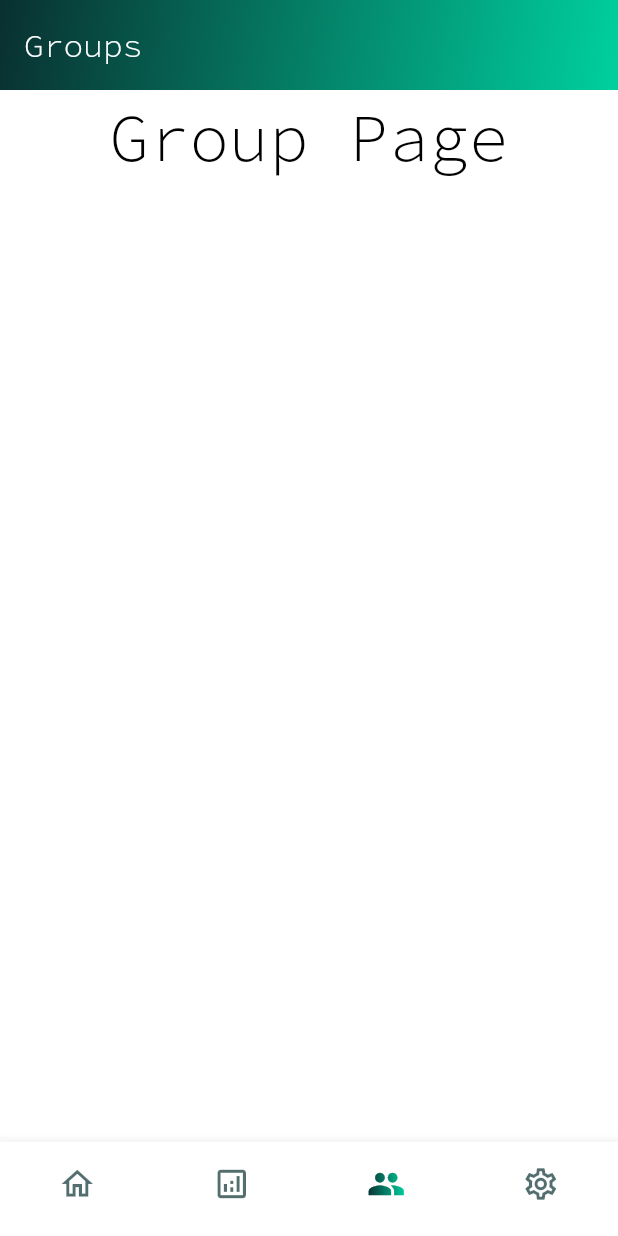
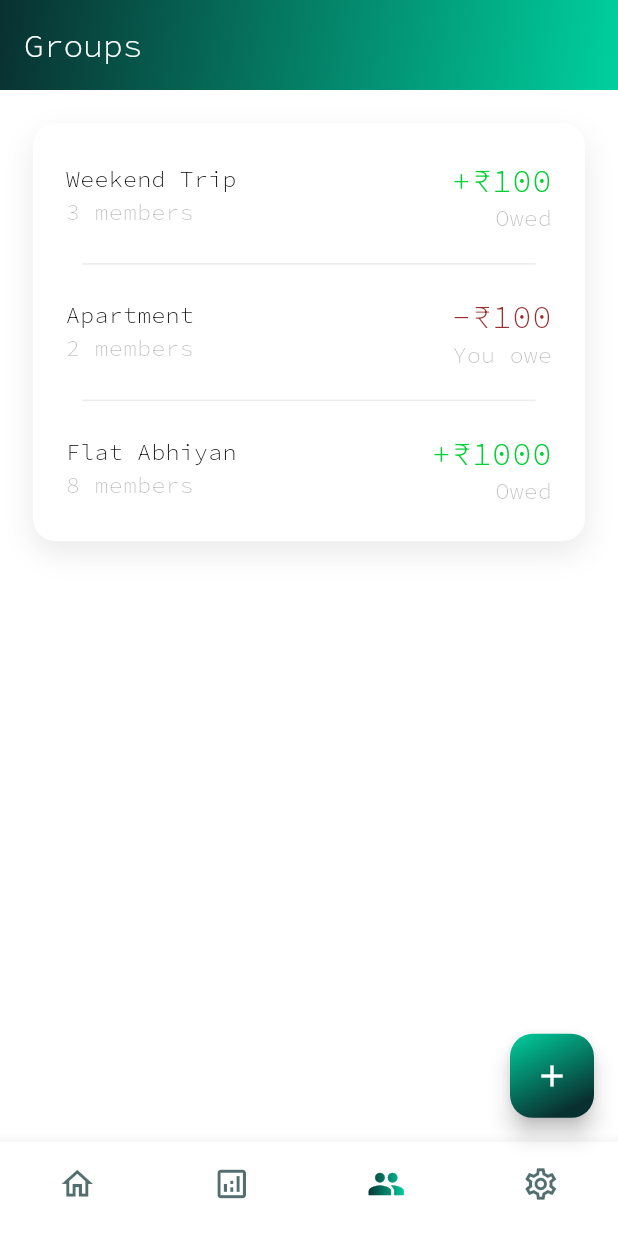
Before and after one commit to Datrix001/FinWise-, a Flutter app: the screen it shows once a user with an empty profile is signed in, item 3 of the bottom bar chosen, on a phone screen of 412 x 824 dp. Run offline on Flutter 3.47's test engine with Material 3 defaults, Android fonts, the phone set to English and light mode, and no system bars; our stand-ins replace flutter_bloc, flutter_dotenv, flutter_screenutil, flutter_svg, get_it, go_router and 2 more; accounts and stored records are empty.

Commit message:
Added Group Screen

```diff
--- a/lib/features/group/presentation/screens/group_screen.dart
+++ b/lib/features/group/presentation/screens/group_screen.dart
@@ -1,5 +1,8 @@
 import 'package:finwise2/core/styles/app_text.dart';
+import 'package:finwise2/core/utils/utils.dart';
+import 'package:finwise2/gen/colors.gen.dart';
 import 'package:flutter/material.dart';
+import 'package:flutter_screenutil/flutter_screenutil.dart';
 
 class GroupScreen extends StatefulWidget {
   const GroupScreen({super.key});
@@ -12,6 +15,109 @@ class GroupScreen extends StatefulWidget {
 class _GroupScreenState extends State<GroupScreen> {
   @override
   Widget build(BuildContext context) {
-    return Column(children: [Center(child: appTextH1("Group Page"))]);
+    return Padding(
+      padding: EdgeInsets.all(20.w),
+      child: Column(
+        children: [
+          Container(
+            padding: EdgeInsets.all(20.w),
+            decoration: Utils.customBoxDecoration,
+            child: Column(
+              children: [
+                Row(
+                  children: [
+                    Column(
+                      crossAxisAlignment: CrossAxisAlignment.start,
+                      children: [
+                        appTextB1("Weekend Trip"),
+                        appTextB1(
+                          "3 members",
+                          color: AppColors.black.withAlpha(70),
+                        ),
+                      ],
+                    ),
+                    Spacer(),
+                    Column(
+                      crossAxisAlignment: CrossAxisAlignment.end,
+                      children: [
+                        appTextS2(
+                          "+₹100",
+                          color: AppColors.primary.withBlue(50),
+                        ),
+                        appTextB1("Owed", color: AppColors.black.withAlpha(70)),
+                      ],
+                    ),
+                  ],
+                ),
+                Padding(
+                  padding: EdgeInsets.all(10.w),
+                  child: Divider(
+                    thickness: 1,
+                    color: AppColors.black.withAlpha(20),
+                  ),
+                ),
+                Row(
+                  children: [
+                    Column(
+                      crossAxisAlignment: CrossAxisAlignment.start,
+                      children: [
+                        appTextB1("Apartment"),
+                        appTextB1(
+                          "2 members",
+                          color: AppColors.black.withAlpha(70),
+                        ),
+                      ],
+                    ),
+                    Spacer(),
+                    Column(
+                      crossAxisAlignment: CrossAxisAlignment.end,
+                      children: [
+                        appTextS2("-₹100", color: AppColors.red.withBlue(50)),
+                        appTextB1(
+                          "You owe",
+                          color: AppColors.black.withAlpha(70),
+                        ),
+                      ],
+                    ),
+                  ],
+                ),
+                Padding(
+                  padding: EdgeInsets.all(10.w),
+                  child: Divider(
+                    thickness: 1,
+                    color: AppColors.black.withAlpha(20),
+                  ),
+                ),
+                Row(
+                  children: [
+                    Column(
+                      crossAxisAlignment: CrossAxisAlignment.start,
+                      children: [
+                        appTextB1("Flat Abhiyan"),
+                        appTextB1(
+                          "8 members",
+                          color: AppColors.black.withAlpha(70),
+                        ),
+                      ],
+                    ),
+                    Spacer(),
+                    Column(
+                      crossAxisAlignment: CrossAxisAlignment.end,
+                      children: [
+                        appTextS2(
+                          "+₹1000",
+                          color: AppColors.primary.withBlue(50),
+                        ),
+                        appTextB1("Owed", color: AppColors.black.withAlpha(70)),
+                      ],
+                    ),
+                  ],
+                ),
+              ],
+            ),
+          ),
+        ],
+      ),
+    );
   }
 }
--- a/lib/features/home/presentation/screens/home.dart
+++ b/lib/features/home/presentation/screens/home.dart
@@ -104,7 +104,7 @@ class _HomeState extends State<Home> {
               ),
             ],
           ),
-          floatingActionButton: index == 0 || index == 1
+          floatingActionButton: index == 0 || index == 2
               ? FloatingActionButton(
                   onPressed: () => index == 0
                       ? context.push(AddExpense.routeName)
```
